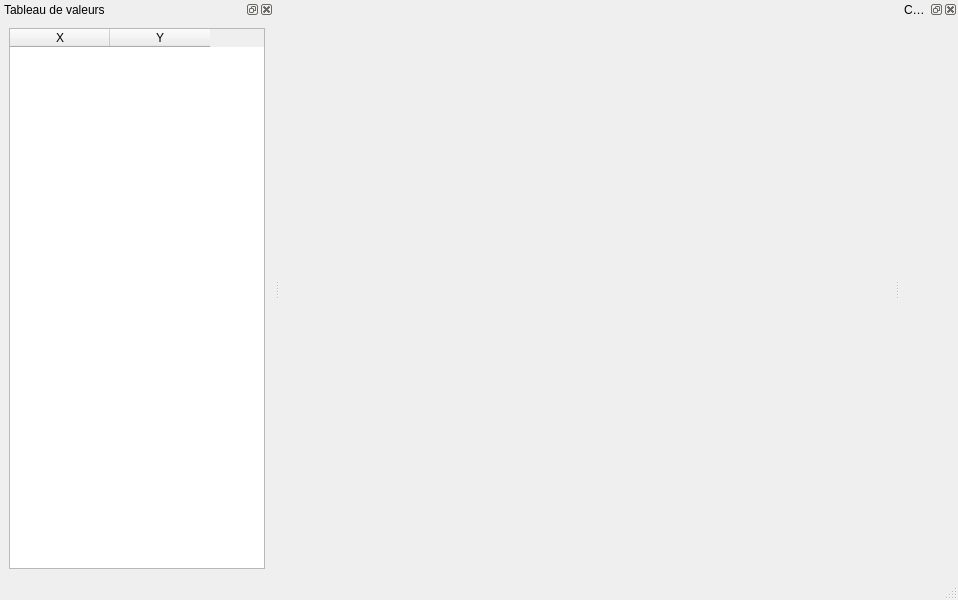
luigiday/ProGraph, file main.ui: the form before one commit.
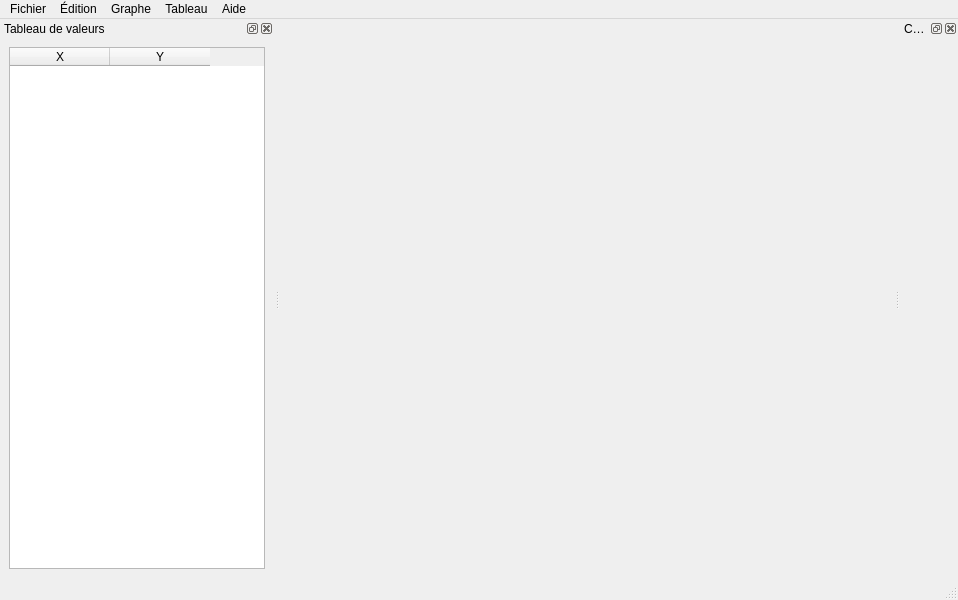
The form after the commit.

The edit to the form file:
```diff
--- a/main.ui
+++ b/main.ui
@@ -23,6 +23,43 @@
      <height>30</height>
     </rect>
    </property>
+   <widget class="QMenu" name="menuFichier">
+    <property name="title">
+     <string>Fichier</string>
+    </property>
+    <addaction name="actionOuvrir"/>
+    <addaction name="actionEnregistrer"/>
+    <addaction name="actionEnregistrer_sous"/>
+   </widget>
+   <widget class="QMenu" name="menu_dition">
+    <property name="title">
+     <string>Édition</string>
+    </property>
+   </widget>
+   <widget class="QMenu" name="menuGraphe">
+    <property name="title">
+     <string>Graphe</string>
+    </property>
+   </widget>
+   <widget class="QMenu" name="menuTableau">
+    <property name="title">
+     <string>Tableau</string>
+    </property>
+    <addaction name="actionCharger_des_valeurs"/>
+    <addaction name="actionExporter_des_valeurs"/>
+    <addaction name="actionEffacer_toutes_les_valeurs"/>
+   </widget>
+   <widget class="QMenu" name="menuAide">
+    <property name="title">
+     <string>Aide</string>
+    </property>
+    <addaction name="actionA_propos"/>
+   </widget>
+   <addaction name="menuFichier"/>
+   <addaction name="menu_dition"/>
+   <addaction name="menuGraphe"/>
+   <addaction name="menuTableau"/>
+   <addaction name="menuAide"/>
   </widget>
   <widget class="QStatusBar" name="statusbar"/>
   <widget class="QDockWidget" name="dockWidget">
```
Left out of the diff: 35 changed lines with no effect on the pictures.
